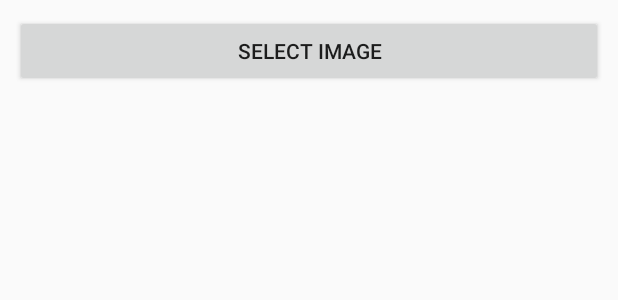
After one commit to aartisoft/Samarapp-User, an Android app: the layout activity_multiple_images_.xml on its own in the app's theme, with its tools: preview values and no code run, on a phone screen of 412 x 824 dp. The commit adds this screen. Shown: the top 300 px of the screen. Run offline under Robolectric (Android 15) with nearby library versions, the phone set to English and light mode, and no system bars.

Commit message:
updated on 08.05.2019

```diff
--- a/app/src/main/AndroidManifest.xml
+++ b/app/src/main/AndroidManifest.xml
@@ -7,6 +7,7 @@
     <uses-permission android:name="android.permission.INTERNET" />
 
     <uses-feature android:name="android.hardware.camera" />
+
     <uses-permission android:name="android.permission.CAMERA" />
 
     <application
@@ -16,7 +17,8 @@
         android:roundIcon="@drawable/samarapplogo"
         android:supportsRtl="true"
         android:theme="@style/AppTheme">
-        <activity android:name=".MainCatalog_Activity"></activity>
+        <activity android:name=".Multiple_images_Activity"></activity>
+        <activity android:name=".MainCatalog_Activity" />
         <activity
             android:name=".SplashScreen"
             android:label="@string/app_name"
--- a/app/src/main/java/com/smartloan/smtrick/samarapp/MainActivity.java
+++ b/app/src/main/java/com/smartloan/smtrick/samarapp/MainActivity.java
@@ -178,6 +178,9 @@ public class MainActivity extends AppCompatActivity
             finish();
             startActivity(new Intent(MainActivity.this, LoginActivity.class));
 
+//            Intent i = new Intent(MainActivity.this,Multiple_images_Activity.class);
+//            startActivity(i);
+
         }
 
         //NOTE: Fragment changing code
--- /dev/null
+++ b/app/src/main/res/layout/activity_multiple_images_.xml
@@ -0,0 +1,22 @@
+<?xml version="1.0" encoding="utf-8"?>
+<LinearLayout xmlns:android="http://schemas.android.com/apk/res/android"
+    xmlns:app="http://schemas.android.com/apk/res-auto"
+    xmlns:tools="http://schemas.android.com/tools"
+    android:layout_width="match_parent"
+    android:layout_height="match_parent"
+    android:orientation="vertical"
+    tools:context=".Multiple_images_Activity">
+
+    <Button
+        android:id="@+id/imageSelect"
+        android:layout_width="match_parent"
+        android:layout_height="wrap_content"
+        android:layout_margin="10dp"
+        android:text="Select Image"/>
+
+    <android.support.v7.widget.RecyclerView
+        android:id="@+id/imageRecyclerView"
+        android:layout_width="match_parent"
+        android:layout_height="wrap_content"/>
+
+</LinearLayout>
```
Also changed, not shown: app/src/main/java/com/smartloan/smtrick/samarapp/Multiple_images_Activity.java (added, +130 -0 lines), app/src/main/java/com/smartloan/smtrick/samarapp/UploadListAdapter.java (added, +88 -0 lines), app/src/main/res/layout/list_item_single.xml (added, +41 -0 lines).
